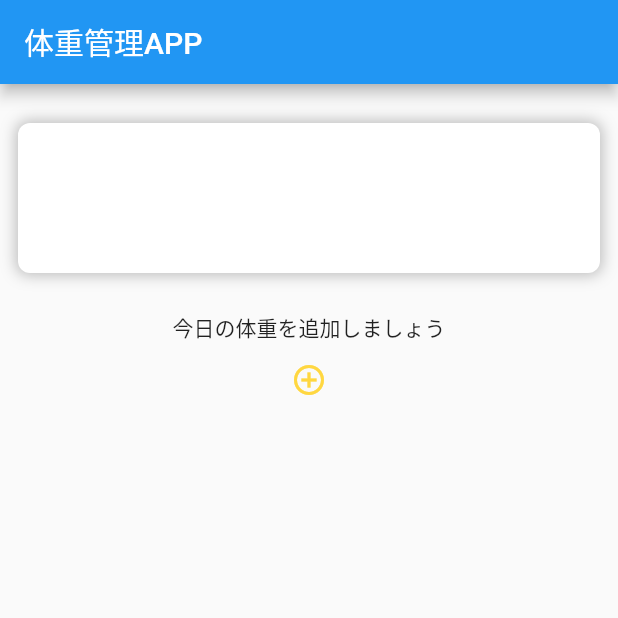
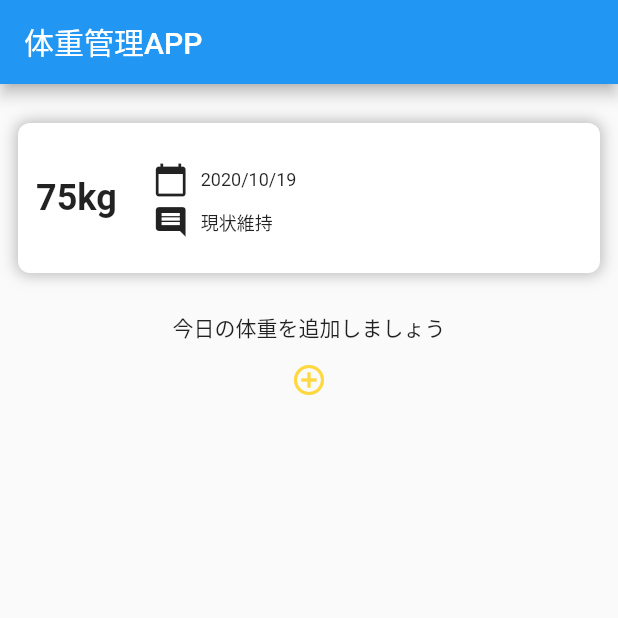
Before and after one commit to Ryo-Ishihara-7188/flutter-bodyprojects-provider-notifier, a Flutter app: the screen it shows after launch, on a phone screen of 412 x 824 dp, the top half of it. Run offline on Flutter 3.47's test engine with Material 2 defaults, Android fonts, the phone set to English and light mode, and no system bars.

Commit message:
カードの中身を定義

```diff
--- a/lib/my_page/my_page.dart
+++ b/lib/my_page/my_page.dart
@@ -15,7 +15,10 @@ class MyPage extends StatelessWidget {
           children: [
             Container(
               height: 100,
-              margin: EdgeInsets.symmetric(horizontal: 12, vertical: 26),
+              margin: EdgeInsets.symmetric(
+                horizontal: 12,
+                vertical: 26,
+              ),
               decoration: BoxDecoration(
                 color: Colors.white,
                 boxShadow: [
@@ -25,7 +28,66 @@ class MyPage extends StatelessWidget {
                     blurRadius: 8,
                   )
                 ],
-                  borderRadius: BorderRadius.circular(8)),
+                borderRadius: BorderRadius.circular(8),
+              ),
+              child: Row(
+                children: [
+                  Padding(
+                    padding: const EdgeInsets.only(left: 12),
+                    child: Text(
+                      '75kg',
+                      style: TextStyle(
+                        fontWeight: FontWeight.bold,
+                        fontSize: 24,
+                      ),
+                    ),
+                  ),
+                  const SizedBox(width: 24),
+                  Expanded(
+                    child: Column(
+                      mainAxisAlignment: MainAxisAlignment.center,
+                      crossAxisAlignment: CrossAxisAlignment.start,
+                      children: [
+                        Padding(
+                          padding: const EdgeInsets.symmetric(vertical: 4),
+                          child: Row(
+                            children: [
+                              SizedBox(
+                                width: 24,
+                                child: Icon(Icons.calendar_today),
+                              ),
+                              SizedBox(width: 8),
+                              Text(
+                                '2020/10/19',
+                                style: const TextStyle(
+                                  fontSize: 12,
+                                ),
+                              )
+                            ],
+                          ),
+                        ),
+                        Row(
+                          children: [
+                            SizedBox(
+                              width: 24,
+                              child: Icon(Icons.comment),
+                            ),
+                            SizedBox(
+                              width: 8,
+                            ),
+                            Text(
+                              '現状維持',
+                              style: const TextStyle(
+                                fontSize: 12,
+                              ),
+                            )
+                          ],
+                        ),
+                      ],
+                    ),
+                  )
+                ],
+              ),
             ),
             Text("今日の体重を追加しましょう"),
             IconButton(
```
Lines whose indentation alone changed are shown as unchanged.
